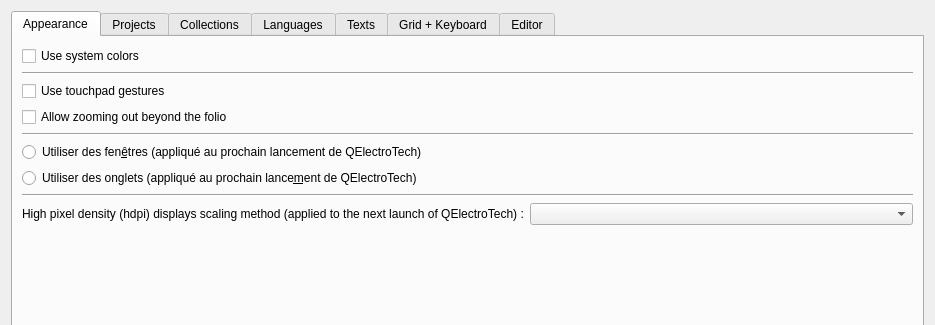
Qt form sources/ui/configpage/generalconfigurationpage.ui (EmilOsvoll/qelectrotech-source-mirror) before a commit; both pictures show x 0 to 935 and y 0 to 325 of the 935 by 556 pixel window.
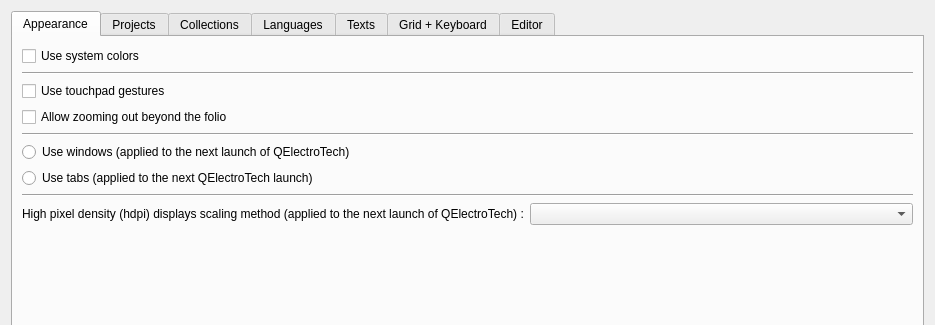
The same form after that commit. The open tabs and pages were chosen to show the change.

Commit message: more lang adjustments

What changed in the file:
```diff
--- a/sources/ui/configpage/generalconfigurationpage.ui
+++ b/sources/ui/configpage/generalconfigurationpage.ui
@@ -62,14 +62,14 @@
        <item>
         <widget class="QRadioButton" name="m_use_windows_mode_rb">
          <property name="text">
-          <string>Utiliser des fen&amp;êtres (appliqué au prochain lancement de QElectroTech)</string>
+          <string>Use windows (applied to the next launch of QElectroTech)</string>
          </property>
         </widget>
        </item>
        <item>
         <widget class="QRadioButton" name="m_use_tab_mode_rb">
          <property name="text">
-          <string>Utiliser des onglets (appliqué au prochain lance&amp;ment de QElectroTech)</string>
+          <string>Use tabs (applied to the next QElectroTech launch)</string>
          </property>
         </widget>
        </item>
```
Left out of the diff: 2 changed lines with no effect on the pictures. The commit also changes 2 other files.
